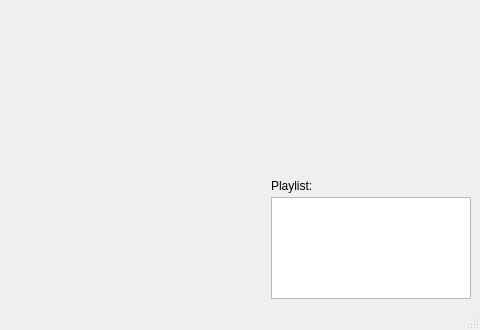
Before: the Qt Designer form src/mainwindow/mainwindow.ui in eugene-melnik/alexandra, drawn with Qt 5; both pictures show x 470 to 950 and y 210 to 540 of the 950 by 540 pixel window.
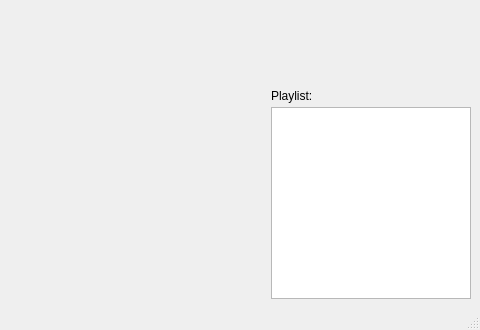
After: the same form once the commit is applied. Icons and pictures are not drawn. Custom widgets are drawn as their Qt base class.

The edit to the form file:
```diff
--- a/src/mainwindow/mainwindow.ui
+++ b/src/mainwindow/mainwindow.ui
@@ -294,12 +294,6 @@
        </item>
        <item>
         <widget class="QWidget" name="wPlaylist" native="true">
-         <property name="maximumSize">
-          <size>
-           <width>16777215</width>
-           <height>120</height>
-          </size>
-         </property>
          <layout class="QVBoxLayout" name="verticalLayout_2">
           <property name="spacing">
            <number>4</number>
```
Left out of the diff: 40 changed lines with no effect on the pictures.
